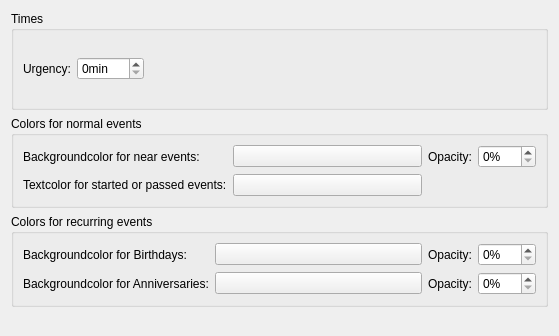
Above: src/applet/eventappletcolorconfig.ui from KDE/plasmoid-eventlist before the change. Below: the same form after it.
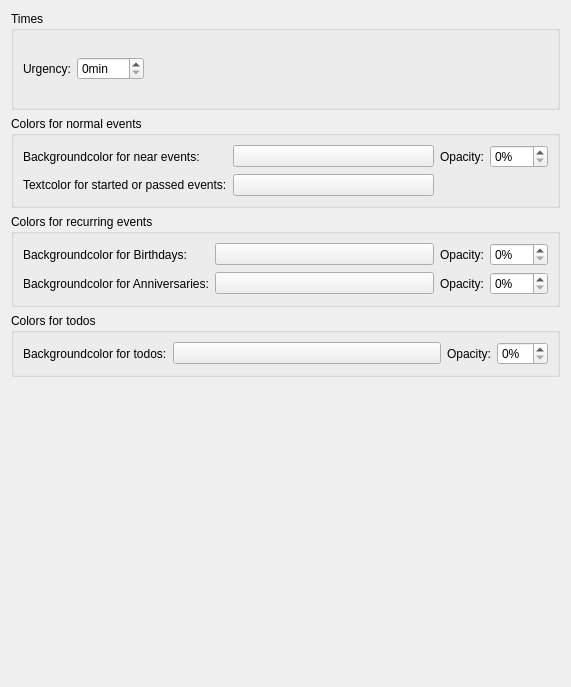
That is the form after the change. Custom widgets are drawn as their Qt base class.

Commit message: basic support for todos

Diff of the .ui file:
```diff
--- a/src/applet/eventappletcolorconfig.ui
+++ b/src/applet/eventappletcolorconfig.ui
@@ -6,8 +6,8 @@
    <rect>
     <x>0</x>
     <y>0</y>
-    <width>559</width>
-    <height>336</height>
+    <width>571</width>
+    <height>687</height>
    </rect>
   </property>
   <property name="windowTitle">
@@ -205,6 +205,46 @@
      </layout>
     </widget>
    </item>
+   <item>
+    <widget class="QGroupBox" name="groupBox">
+     <property name="title">
+      <string>Colors for todos</string>
+     </property>
+     <layout class="QGridLayout" name="gridLayout_3">
+      <item row="0" column="0">
+       <widget class="QLabel" name="label_9">
+        <property name="text">
+         <string>Backgroundcolor for todos:</string>
+        </property>
+       </widget>
+      </item>
+      <item row="0" column="1">
+       <widget class="KColorButton" name="todoColorButton">
+        <property name="sizePolicy">
+         <sizepolicy hsizetype="MinimumExpanding" vsizetype="Fixed">
+          <horstretch>0</horstretch>
+          <verstretch>0</verstretch>
+         </sizepolicy>
+        </property>
+       </widget>
+      </item>
+      <item row="0" column="2">
+       <widget class="QLabel" name="label_10">
+        <property name="text">
+         <string>Opacity:</string>
+        </property>
+       </widget>
+      </item>
+      <item row="0" column="3">
+       <widget class="KIntSpinBox" name="todoOpacity">
+        <property name="suffix">
+         <string>%</string>
+        </property>
+       </widget>
+      </item>
+     </layout>
+    </widget>
+   </item>
    <item>
     <spacer name="verticalSpacer">
      <property name="orientation">
```
The commit also changes 6 other files.
